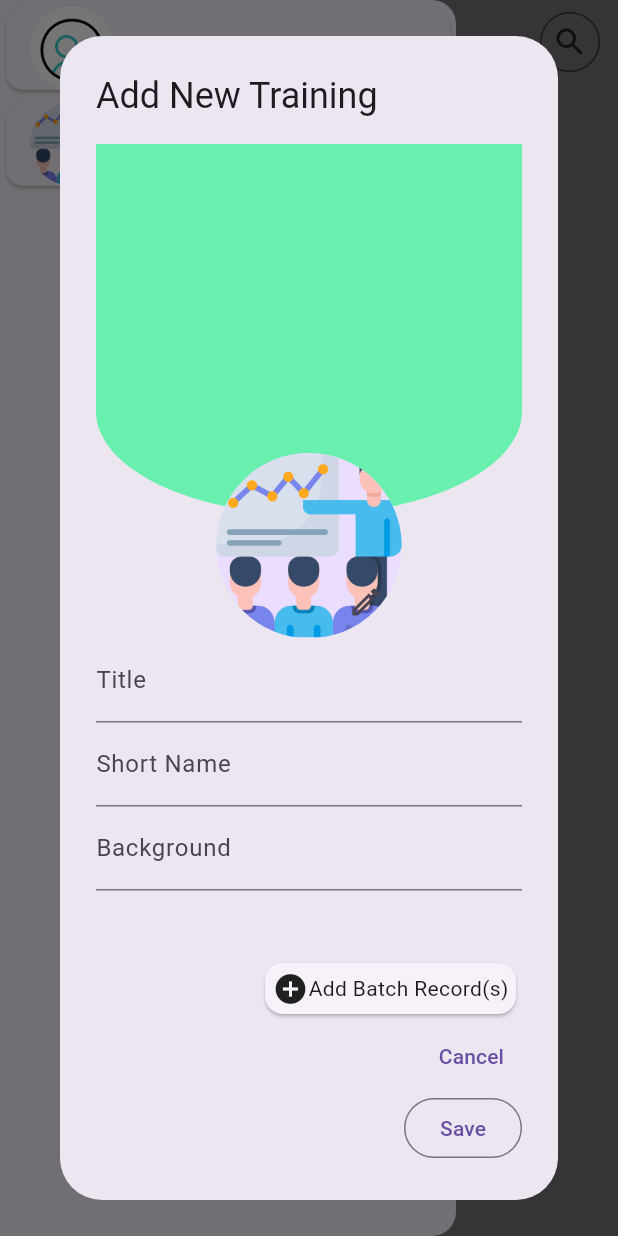
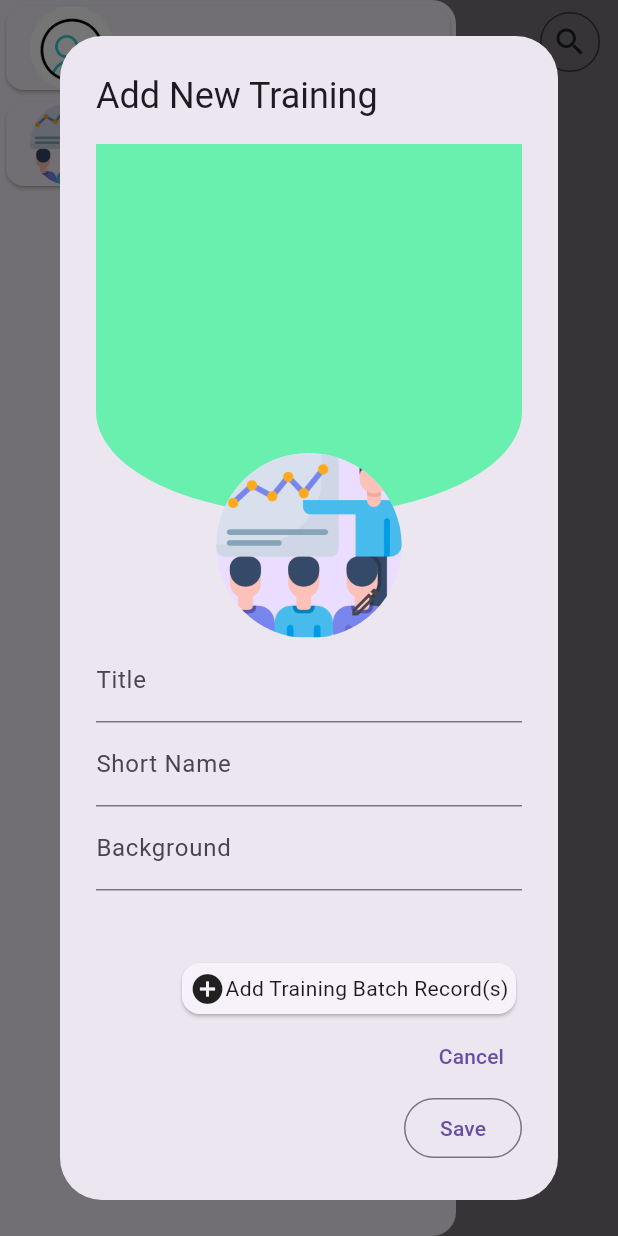
Before and after one commit to ranvillerosh/ressc_profiler, a Flutter app: the RESSCDirectory screen opened directly, in the side drawer, after a tap on "Add New Training", on a phone screen of 412 x 824 dp. Run offline on Flutter 3.47's test engine with Material 3 defaults, Android fonts, the phone set to English and light mode, and no system bars; our stand-ins replace auto_size_text, cloud_firestore, firebase_auth, firebase_core, firebase_storage; missing offline and left inert: search_page; accounts and stored records are empty.

Commit message:
training

```diff
--- a/lib/directory.dart
+++ b/lib/directory.dart
@@ -687,7 +687,7 @@ class _RESSCDirectory extends State<RESSCDirectory> with TickerProviderStateMixi
                     mainAxisSize: MainAxisSize.min,
                     children: [
                       Icon(Icons.add_circle_sharp),
-                      Text("Add Batch Record(s)")
+                      Text("Add Training Batch Record(s)")
                     ],
                   ),
                 ),
@@ -744,7 +744,7 @@ class _RESSCDirectory extends State<RESSCDirectory> with TickerProviderStateMixi
     );
   }
 
-  Widget buildTrainingName () {
+  Widget buildTrainingName() {
     return  StatefulBuilder(
         builder: (BuildContext context, StateSetter setState) {
           return Column(
```
